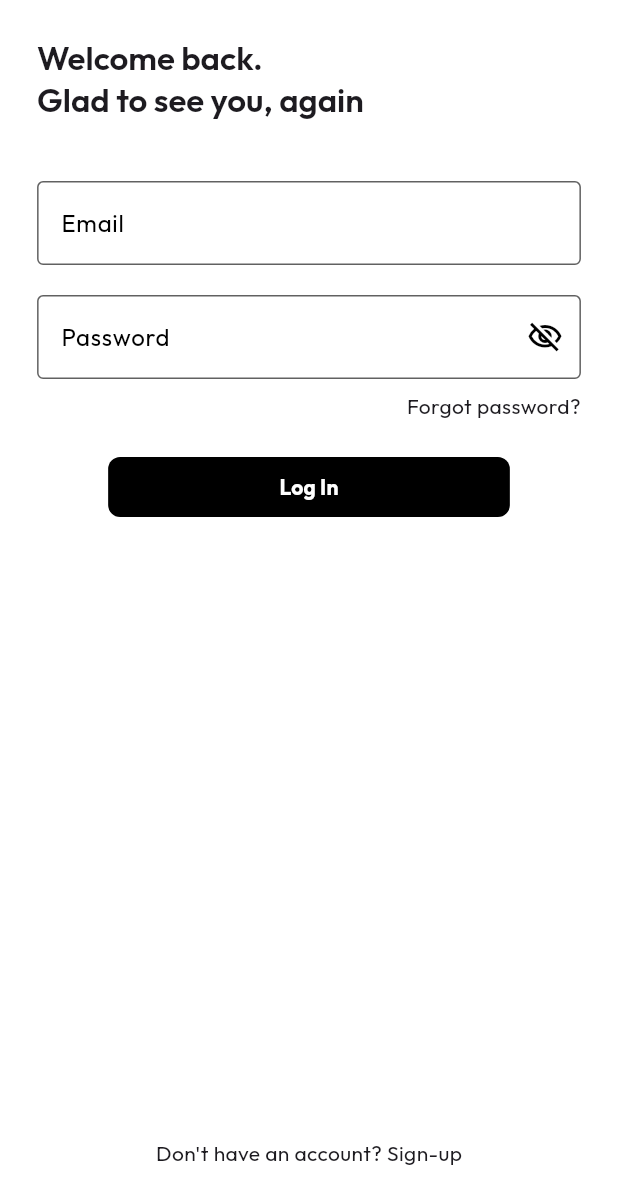
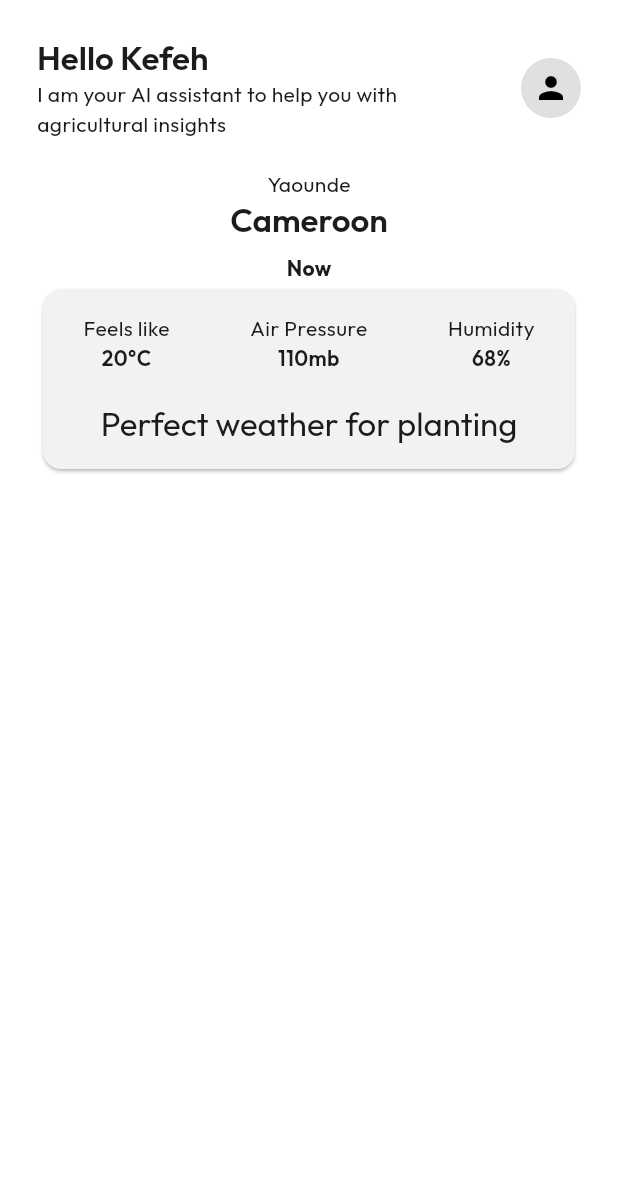
Before and after one commit to ngengesenior/farmers_guide, a Flutter app: the screen it shows after launch, on a phone screen of 412 x 824 dp. Shown: the top 1204 px of the screen. Run offline on Flutter 3.47's test engine with Material 3 defaults, Android fonts, the phone set to English and light mode, and no system bars; our stand-ins replace google_fonts.

Commit message:
Started code for weather screen

```diff
--- a/lib/AppTheme.dart
+++ b/lib/AppTheme.dart
@@ -51,4 +51,4 @@ final ThemeData appTheme = ThemeData(
         foregroundColor: WidgetStateProperty.all(colorScheme.onPrimary),
       ),
     ),
-);
+    cardColor: colorScheme.primary);
--- a/lib/components.dart
+++ b/lib/components.dart
@@ -1,5 +1,6 @@
 import 'package:farmers_guide/utils.dart';
 import 'package:flutter/material.dart';
+import 'package:google_fonts/google_fonts.dart';
 
 class PrimaryButton extends StatelessWidget {
   final VoidCallback onPressed;
@@ -18,3 +19,78 @@ class PrimaryButton extends StatelessWidget {
         ));
   }
 }
+
+class BigTitleText extends StatelessWidget {
+  final String text;
+  final TextAlign textAlign;
+  const BigTitleText(
+      {super.key, required this.text, this.textAlign = TextAlign.start});
+
+  @override
+  Widget build(BuildContext context) {
+    return Text(
+      text,
+      textAlign: textAlign,
+      style: GoogleFonts.outfit(
+          textStyle: Theme.of(context)
+              .textTheme
+              .titleLarge
+              ?.copyWith(fontWeight: FontWeight.w600)),
+    );
+  }
+}
+
+class CurrentEssentialWeatherCard extends StatelessWidget {
+  const CurrentEssentialWeatherCard({super.key});
+
+  @override
+  Widget build(BuildContext context) {
+    return Card(
+      surfaceTintColor: Theme.of(context).colorScheme.onSurface,
+      child: Column(
+        children: [
+          const SizedBox(
+            height: 16,
+          ),
+          const Row(
+            mainAxisAlignment: MainAxisAlignment.spaceAround,
+            children: [
+              Column(
+                children: [
+                  Text("Feels like"),
+                  Text(
+                    "20°C",
+                    style: TextStyle(fontWeight: FontWeight.w600),
+                  )
+                ],
+              ),
+              Column(
+                children: [
+                  Text("Air Pressure"),
+                  Text(
+                    "110mb",
+                    style: TextStyle(fontWeight: FontWeight.w600),
+                  )
+                ],
+              ),
+              Column(
+                children: [
+                  Text("Humidity"),
+                  Text("68%", style: TextStyle(fontWeight: FontWeight.w600))
+                ],
+              )
+            ],
+          ),
+          const SizedBox(
+            height: 20,
+          ),
+          Text("Perfect weather for planting",
+              style: Theme.of(context).textTheme.titleLarge),
+          const SizedBox(
+            height: 16,
+          ),
+        ],
+      ),
+    );
+  }
+}
--- a/lib/login_ui.dart
+++ b/lib/login_ui.dart
@@ -42,15 +42,8 @@ class _LoginUiState extends State<LoginUi> {
               children: [
                 SizedBox(
                   width: deviceSize.width,
-                  child: Text(
-                    "Welcome back.\nGlad to see you, again",
-                    textAlign: TextAlign.start,
-                    style: GoogleFonts.outfit(
-                        textStyle: Theme.of(context)
-                            .textTheme
-                            .titleLarge
-                            ?.copyWith(fontWeight: FontWeight.w600)),
-                  ),
+                  child: const BigTitleText(
+                      text: "Welcome back.\nGlad to see you, again"),
                 ),
                 Utils.heightSpacer40,
                 TextFormField(
--- a/lib/main.dart
+++ b/lib/main.dart
@@ -1,6 +1,7 @@
 import 'package:farmers_guide/AppTheme.dart';
 import 'package:farmers_guide/login_ui.dart';
 import 'package:farmers_guide/signup_ui.dart';
+import 'package:farmers_guide/weather_ui.dart';
 import 'package:flutter/material.dart';
 
 void main() {
@@ -17,7 +18,7 @@ class MyApp extends StatelessWidget {
       debugShowCheckedModeBanner: false,
       title: 'Flutter Demo',
       theme: appTheme,
-      home: const LoginUi(),
+      home: const WeatherUi(),
     );
   }
 }
--- a/lib/signup_ui.dart
+++ b/lib/signup_ui.dart
@@ -49,15 +49,8 @@ class _SignUpUiState extends State<SignUpUi> {
                 children: [
                   SizedBox(
                     width: deviceSize.width,
-                    child: Text(
-                      "Hello! Register to get\nstarted",
-                      textAlign: TextAlign.start,
-                      style: GoogleFonts.outfit(
-                          textStyle: Theme.of(context)
-                              .textTheme
-                              .titleLarge
-                              ?.copyWith(fontWeight: FontWeight.w600)),
-                    ),
+                    child: const BigTitleText(
+                        text: "Hello! Register to get\nstarted"),
                   ),
                   Utils.heightSpacer40,
                   TextFormField(
--- /dev/null
+++ b/lib/weather_ui.dart
@@ -0,0 +1,64 @@
+import 'package:farmers_guide/components.dart';
+import 'package:flutter/material.dart';
+
+class WeatherUi extends StatefulWidget {
+  const WeatherUi({super.key});
+
+  @override
+  State<WeatherUi> createState() => _WeatherUiState();
+}
+
+class _WeatherUiState extends State<WeatherUi> {
+  @override
+  Widget build(BuildContext context) {
+    final Size deviceSize = MediaQuery.of(context).size;
+    return SafeArea(
+      child: Scaffold(
+        body: SingleChildScrollView(
+          padding: EdgeInsets.all(deviceSize.width * 0.06),
+          child: SizedBox(
+            height: deviceSize.height,
+            child: Column(
+              children: [
+                //Start of top header
+                Row(
+                  children: [
+                    SizedBox(
+                      width: deviceSize.width * 0.65,
+                      child: Column(
+                        children: [
+                          SizedBox(
+                              width: deviceSize.width,
+                              child: const BigTitleText(text: "Hello Kefeh")),
+                          const Text(
+                              "I am your AI assistant to help you with agricultural insights")
+                        ],
+                      ),
+                    ),
+                    const Spacer(),
+                    const CircleAvatar(
+                      child: Icon(Icons.person),
+                    )
+                  ],
+                ), // End of top header
+                const SizedBox(
+                  height: 20,
+                ),
+                const Text("Yaounde"),
+                const BigTitleText(text: "Cameroon"),
+                const SizedBox(
+                  height: 8,
+                ),
+                const Text(
+                  "Now",
+                  style: TextStyle(fontWeight: FontWeight.bold),
+                ),
+                const CurrentEssentialWeatherCard()
+              ],
+            ),
+          ),
+        ),
+      ),
+    );
+  }
+}
```
Lines whose indentation alone changed are shown as unchanged.
